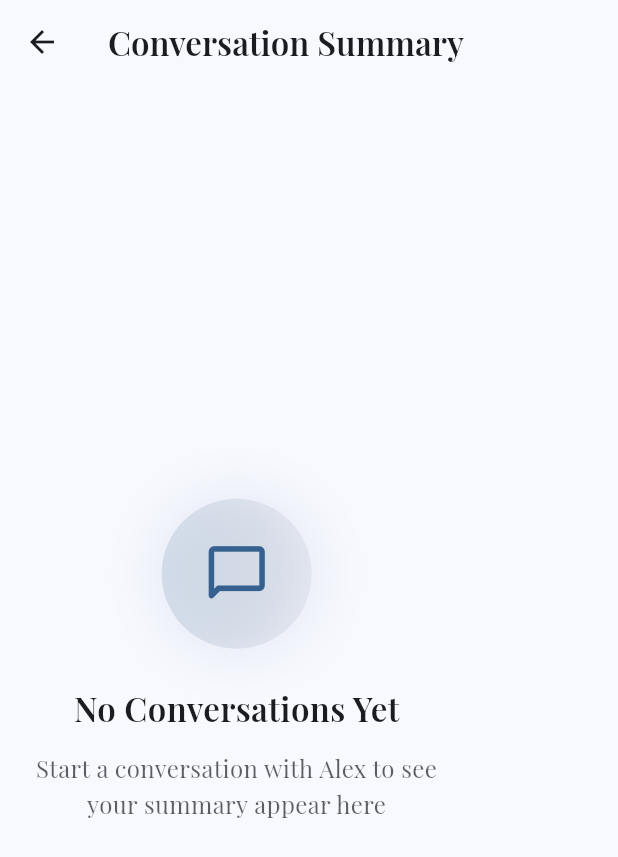
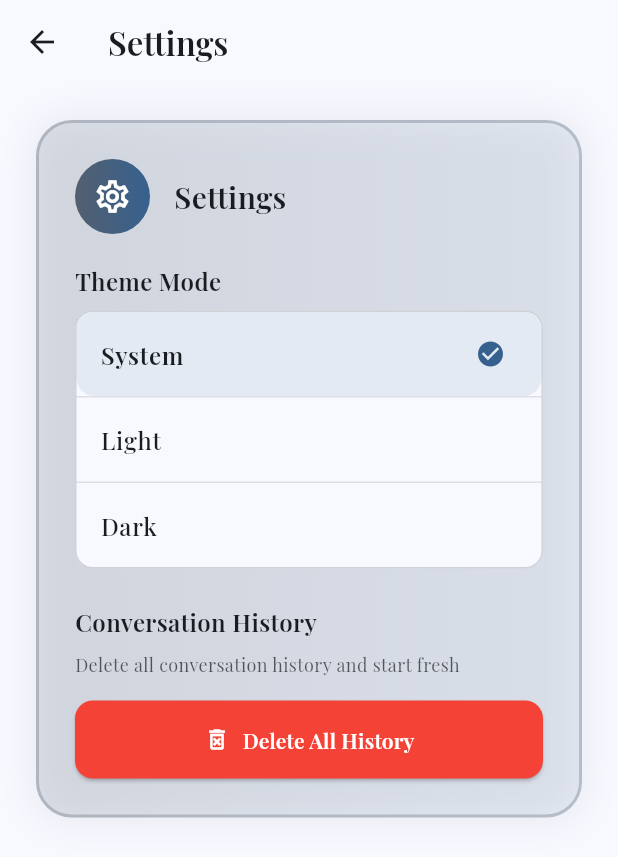
Before and after one commit to ThomasNowProductions/Alex, a Flutter app: the screen it shows after launch, after a tap on the "settings" icon, on a phone screen of 412 x 824 dp. Shown: the top 857 px of the screen. Run offline on Flutter 3.47's test engine with Material 3 defaults, Android fonts, the phone set to English and light mode, and no system bars; our stand-ins replace flutter_dotenv, flutter_markdown, google_fonts, logger, permission_handler, speech_to_text.

Commit message:
Made settings better

```diff
--- a/lib/components/chat_screen.dart
+++ b/lib/components/chat_screen.dart
@@ -6,7 +6,6 @@ import '../widgets/chat_message.dart';
 import '../services/conversation_service.dart';
 import '../services/ollama_service.dart';
 import '../services/summarization_service.dart';
-import '../services/settings_service.dart';
 import '../utils/platform_utils.dart';
 import '../utils/permission_utils.dart';
 import '../utils/speech_utils.dart';
--- a/lib/components/settings_screen.dart
+++ b/lib/components/settings_screen.dart
@@ -1,8 +1,10 @@
 import 'package:flutter/material.dart';
 import 'package:google_fonts/google_fonts.dart';
+import '../services/settings_service.dart';
 import '../services/conversation_service.dart';
+import '../utils/logger.dart';
 
-/// Settings screen for displaying conversation summaries
+/// Settings screen for app preferences and configuration
 class SettingsScreen extends StatefulWidget {
   const SettingsScreen({super.key});
 
@@ -16,7 +18,7 @@ class _SettingsScreenState extends State<SettingsScreen> {
     return Scaffold(
       appBar: AppBar(
         title: Text(
-          'Conversation Summary',
+          'Settings',
           style: GoogleFonts.playfairDisplay(
             fontSize: 22,
             fontWeight: FontWeight.w600,
@@ -33,7 +35,7 @@ class _SettingsScreenState extends State<SettingsScreen> {
             end: Alignment.bottomCenter,
             colors: [
               Theme.of(context).colorScheme.surface,
-              Theme.of(context).colorScheme.surface.withValues(alpha: 0.95),
+              Theme.of(context).colorScheme.surface.withOpacity(0.95),
             ],
           ),
         ),
@@ -43,150 +45,43 @@ class _SettingsScreenState extends State<SettingsScreen> {
   }
 
   Widget _buildContent() {
-    final conversationContext = ConversationService.context;
-    final messages = conversationContext.messages;
-
-    if (messages.isEmpty) {
-      return _buildEmptyState();
-    }
-
-    if (conversationContext.summary.isEmpty) {
-      return _buildNoSummaryState();
-    }
-
-    return SingleChildScrollView(
+    return ListView(
       padding: const EdgeInsets.all(24),
-      child: _buildStructuredSummaryCard(conversationContext.summary),
+      children: [
+        _buildSectionCard(
+          title: 'Settings',
+          icon: Icons.settings_outlined,
+          children: [
+            _buildThemeModeSetting(),
+            const SizedBox(height: 24),
+            _buildDeleteHistoryButton(),
+          ],
+        ),
+      ],
     );
   }
 
-  Widget _buildEmptyState() {
-    return Container(
-      padding: const EdgeInsets.all(24),
-      child: Column(
-        mainAxisAlignment: MainAxisAlignment.center,
-        children: [
-          Container(
-            decoration: BoxDecoration(
-              shape: BoxShape.circle,
-              gradient: LinearGradient(
-                colors: [
-                  Theme.of(context).colorScheme.primary.withValues(alpha: 0.15),
-                  Theme.of(context).colorScheme.secondary.withValues(alpha: 0.08),
-                ],
-              ),
-              boxShadow: [
-                BoxShadow(
-                  color: Theme.of(context).colorScheme.primary.withValues(alpha: 0.1),
-                  blurRadius: 30,
-                  spreadRadius: 5,
-                ),
-              ],
-            ),
-            width: 100,
-            height: 100,
-            child: Icon(
-              Icons.chat_bubble_outline_rounded,
-              size: 45,
-              color: Theme.of(context).colorScheme.primary,
-            ),
-          ),
-          const SizedBox(height: 24),
-          Text(
-            'No Conversations Yet',
-            style: GoogleFonts.playfairDisplay(
-              fontSize: 22,
-              fontWeight: FontWeight.w600,
-              color: Theme.of(context).colorScheme.onSurface,
-            ),
-          ),
-          const SizedBox(height: 12),
-          Text(
-            'Start a conversation with Alex to see\nyour summary appear here',
-            style: GoogleFonts.playfairDisplay(
-              fontSize: 16,
-              color: Theme.of(context).colorScheme.onSurface.withValues(alpha: 0.7),
-              height: 1.5,
-            ),
-            textAlign: TextAlign.center,
-          ),
-        ],
-      ),
-    );
-  }
-
-  Widget _buildNoSummaryState() {
-    return Container(
-      padding: const EdgeInsets.all(24),
-      child: Column(
-        mainAxisAlignment: MainAxisAlignment.center,
-        children: [
-          Container(
-            decoration: BoxDecoration(
-              shape: BoxShape.circle,
-              gradient: LinearGradient(
-                colors: [
-                  Theme.of(context).colorScheme.secondary.withValues(alpha: 0.15),
-                  Theme.of(context).colorScheme.tertiary.withValues(alpha: 0.08),
-                ],
-              ),
-              boxShadow: [
-                BoxShadow(
-                  color: Theme.of(context).colorScheme.secondary.withValues(alpha: 0.1),
-                  blurRadius: 25,
-                  spreadRadius: 3,
-                ),
-              ],
-            ),
-            width: 90,
-            height: 90,
-            child: Icon(
-              Icons.summarize_outlined,
-              size: 40,
-              color: Theme.of(context).colorScheme.secondary,
-            ),
-          ),
-          const SizedBox(height: 20),
-          Text(
-            'Building Summary...',
-            style: GoogleFonts.playfairDisplay(
-              fontSize: 20,
-              fontWeight: FontWeight.w600,
-              color: Theme.of(context).colorScheme.onSurface,
-            ),
-          ),
-          const SizedBox(height: 10),
-          Text(
-            'Continue your conversation and a summary\nwill be generated automatically',
-            style: GoogleFonts.playfairDisplay(
-              fontSize: 15,
-              color: Theme.of(context).colorScheme.onSurface.withValues(alpha: 0.7),
-              height: 1.5,
-            ),
-            textAlign: TextAlign.center,
-          ),
-        ],
-      ),
-    );
-  }
-
-  Widget _buildStructuredSummaryCard(String summary) {
+  Widget _buildSectionCard({
+    required String title,
+    required IconData icon,
+    required List<Widget> children,
+  }) {
     return Container(
       decoration: BoxDecoration(
         gradient: LinearGradient(
           colors: [
-            Theme.of(context).colorScheme.secondary.withValues(alpha: 0.15),
-            Theme.of(context).colorScheme.primary.withValues(alpha: 0.08),
+            Theme.of(context).colorScheme.secondary.withOpacity(0.15),
+            Theme.of(context).colorScheme.primary.withOpacity(0.08),
           ],
         ),
         borderRadius: BorderRadius.circular(24),
         border: Border.all(
-          color: Theme.of(context).colorScheme.secondary.withValues(alpha: 0.3),
+          color: Theme.of(context).colorScheme.secondary.withOpacity(0.3),
           width: 2,
         ),
         boxShadow: [
           BoxShadow(
-            color: Theme.of(context).colorScheme.secondary.withValues(alpha: 0.1),
+            color: Theme.of(context).colorScheme.secondary.withOpacity(0.1),
             blurRadius: 20,
             spreadRadius: 2,
           ),
@@ -197,7 +92,6 @@ class _SettingsScreenState extends State<SettingsScreen> {
         child: Column(
           crossAxisAlignment: CrossAxisAlignment.start,
           children: [
-            // Header section
             Row(
               children: [
                 Container(
@@ -212,246 +106,245 @@ class _SettingsScreenState extends State<SettingsScreen> {
                   ),
                   width: 50,
                   height: 50,
-                  child: const Icon(
-                    Icons.psychology_alt,
+                  child: Icon(
+                    icon,
                     color: Colors.white,
                     size: 26,
                   ),
                 ),
                 const SizedBox(width: 16),
-                Expanded(
-                  child: Column(
-                    crossAxisAlignment: CrossAxisAlignment.start,
-                    children: [
                 Text(
-                        'Conversation Summary',
+                  title,
                   style: GoogleFonts.playfairDisplay(
-                          fontSize: 24,
-                          fontWeight: FontWeight.w700,
+                    fontSize: 20,
+                    fontWeight: FontWeight.w600,
                     color: Theme.of(context).colorScheme.onSurface,
-                        ),
-                      ),
-                      Text(
-                        'Key insights from our discussion',
-                        style: GoogleFonts.playfairDisplay(
-                          fontSize: 14,
-                          color: Theme.of(context).colorScheme.onSurface.withValues(alpha: 0.7),
                   ),
                 ),
               ],
             ),
-                ),
-              ],
-            ),
-            const SizedBox(height: 24),
-
-            // Structured summary content
-            Container(
-              decoration: BoxDecoration(
-                gradient: LinearGradient(
-                  colors: [
-                    Theme.of(context).colorScheme.surface.withValues(alpha: 0.95),
-                    Theme.of(context).colorScheme.surface.withValues(alpha: 0.85),
-                  ],
-                ),
-                borderRadius: BorderRadius.circular(20),
-                border: Border.all(
-                  color: Theme.of(context).colorScheme.secondary.withValues(alpha: 0.2),
-                ),
-              ),
-              child: Padding(
-                padding: const EdgeInsets.all(20),
-                child: _buildStructuredSummary(summary),
-              ),
-            ),
+            const SizedBox(height: 20),
+            ...children,
           ],
         ),
       ),
     );
   }
 
-  Widget _buildStructuredSummary(String summary) {
-    List<SummarySection> sections = _parseSummaryIntoSections(summary);
-
-    if (sections.isEmpty) {
-      return _buildPlainTextSummary(summary);
-    }
-
+  Widget _buildThemeModeSetting() {
     return Column(
       crossAxisAlignment: CrossAxisAlignment.start,
-      children: sections.expand((section) => [
-        _buildSummarySection(section),
-        if (section != sections.last) const SizedBox(height: 16),
-      ]).toList(),
+      children: [
+        Text(
+          'Theme Mode',
+          style: GoogleFonts.playfairDisplay(
+            fontSize: 16,
+            fontWeight: FontWeight.w600,
+            color: Theme.of(context).colorScheme.onSurface,
+          ),
+        ),
+        const SizedBox(height: 8),
+        Container(
+          decoration: BoxDecoration(
+            color: Theme.of(context).colorScheme.surface,
+            borderRadius: BorderRadius.circular(12),
+            border: Border.all(
+              color: Theme.of(context).colorScheme.outline.withOpacity(0.3),
+            ),
+          ),
+          child: Column(
+            children: [
+              _buildRadioOption(
+                title: 'System',
+                value: 'system',
+                groupValue: SettingsService.themeMode,
+                onChanged: (value) => _updateSetting('themeMode', value!),
+              ),
+              Divider(
+                height: 1,
+                color: Theme.of(context).colorScheme.outline.withOpacity(0.2),
+              ),
+              _buildRadioOption(
+                title: 'Light',
+                value: 'light',
+                groupValue: SettingsService.themeMode,
+                onChanged: (value) => _updateSetting('themeMode', value!),
+              ),
+              Divider(
+                height: 1,
+                color: Theme.of(context).colorScheme.outline.withOpacity(0.2),
+              ),
+              _buildRadioOption(
+                title: 'Dark',
+                value: 'dark',
+                groupValue: SettingsService.themeMode,
+                onChanged: (value) => _updateSetting('themeMode', value!),
+              ),
+            ],
+          ),
+        ),
+      ],
     );
   }
 
-  List<SummarySection> _parseSummaryIntoSections(String summary) {
-    List<SummarySection> sections = [];
 
-    // Common patterns for section headers
-    List<String> headerPatterns = [
-      r'^Key Points?:',
-      r'^Main Topics?:',
-      r'^Summary:',
-      r'^Discussion:',
-      r'^Insights?:',
-      r'^Overview:',
-      r'^Highlights?:',
-      r'^Important:',
-      r'^Topics?:',
-      r'^Themes?:',
-      r'^Conclusions?:',
-      r'^Takeaways?:',
-    ];
-
-    List<String> lines = summary.split('\n').where((line) => line.trim().isNotEmpty).toList();
-
-    SummarySection? currentSection;
-    List<String> currentContent = [];
-
-    for (String line in lines) {
-      String trimmedLine = line.trim();
-      if (trimmedLine.isEmpty) continue;
-
-      // Check if line matches header pattern
-      bool isHeader = headerPatterns.any((pattern) =>
-          RegExp(pattern, caseSensitive: false).hasMatch(trimmedLine));
-
-      if (isHeader && currentContent.isNotEmpty) {
-        // Save previous section
-        if (currentSection != null) {
-          currentSection.content = currentContent.join('\n').trim();
-          sections.add(currentSection);
-        }
-
-        // Start new section
-        currentSection = SummarySection(
-          title: trimmedLine,
-          content: '',
-          type: SummarySectionType.header,
-        );
-        currentContent = [];
-      } else if (isHeader) {
-        // First section
-        currentSection = SummarySection(
-          title: trimmedLine,
-          content: '',
-          type: SummarySectionType.header,
-        );
-        currentContent = [];
-      } else if (currentSection != null) {
-        // Add to current section content
-        currentContent.add(trimmedLine);
-      } else {
-        // No section yet, treat as general content
-        currentContent.add(trimmedLine);
-      }
-    }
-
-    // Add final section
-    if (currentSection != null) {
-      currentSection.content = currentContent.join('\n').trim();
-      sections.add(currentSection);
-    } else if (currentContent.isNotEmpty) {
-      // No headers found, treat as general summary
-      sections.add(SummarySection(
-        title: 'Summary',
-        content: currentContent.join('\n').trim(),
-        type: SummarySectionType.general,
-      ));
-    }
-
-    return sections;
-  }
-
-  Widget _buildSummarySection(SummarySection section) {
-    switch (section.type) {
-      case SummarySectionType.header:
+  Widget _buildDeleteHistoryButton() {
     return Column(
       crossAxisAlignment: CrossAxisAlignment.start,
       children: [
-            Row(
-              children: [
-                Container(
-                  width: 4,
-                  height: 20,
-                  decoration: BoxDecoration(
-                    gradient: LinearGradient(
-                      colors: [
-                        Theme.of(context).colorScheme.secondary,
-                        Theme.of(context).colorScheme.primary,
-                      ],
-                    ),
-                    borderRadius: BorderRadius.circular(2),
+        Text(
+          'Conversation History',
+          style: GoogleFonts.playfairDisplay(
+            fontSize: 16,
+            fontWeight: FontWeight.w600,
+            color: Theme.of(context).colorScheme.onSurface,
           ),
         ),
-                const SizedBox(width: 12),
-                Expanded(
-                  child: Text(
-                    section.title,
+        const SizedBox(height: 8),
+        Text(
+          'Delete all conversation history and start fresh',
           style: GoogleFonts.playfairDisplay(
-                      fontSize: 18,
+            fontSize: 12,
+            color: Theme.of(context).colorScheme.onSurface.withOpacity(0.7),
+          ),
+        ),
+        const SizedBox(height: 16),
+        SizedBox(
+          width: double.infinity,
+          child: ElevatedButton.icon(
+            onPressed: _showDeleteConfirmationDialog,
+            icon: const Icon(Icons.delete_forever_outlined),
+            label: Text(
+              'Delete All History',
+              style: GoogleFonts.playfairDisplay(
                 fontWeight: FontWeight.w600,
-                      color: Theme.of(context).colorScheme.primary,
+              ),
+            ),
+            style: ElevatedButton.styleFrom(
+              backgroundColor: Colors.red,
+              foregroundColor: Colors.white,
+              padding: const EdgeInsets.symmetric(vertical: 16),
+              shape: RoundedRectangleBorder(
+                borderRadius: BorderRadius.circular(12),
+              ),
             ),
           ),
         ),
       ],
+    );
+  }
+
+  Widget _buildRadioOption({
+    required String title,
+    required String value,
+    required String groupValue,
+    required Function(String?) onChanged,
+  }) {
+    final isSelected = value == groupValue;
+    return Container(
+      decoration: BoxDecoration(
+        color: isSelected
+            ? Theme.of(context).colorScheme.primary.withOpacity(0.1)
+            : null,
+        borderRadius: BorderRadius.circular(12),
       ),
-            const SizedBox(height: 8),
-            Text(
-              section.content,
+      child: ListTile(
+        title: Text(
+          title,
           style: GoogleFonts.playfairDisplay(
-                fontSize: 15,
+            fontWeight: isSelected ? FontWeight.w600 : FontWeight.w500,
             color: Theme.of(context).colorScheme.onSurface,
-                height: 1.6,
-                fontWeight: FontWeight.w500,
+          ),
+        ),
+        trailing: isSelected
+            ? Icon(
+                Icons.check_circle,
+                color: Theme.of(context).colorScheme.primary,
+                size: 20,
+              )
+            : null,
+        onTap: () => onChanged(value),
+      ),
+    );
+  }
+
+  void _updateSetting(String key, dynamic value) {
+    setState(() {
+      SettingsService.setSetting(key, value);
+      SettingsService.saveSettings();
+    });
+  }
+
+  void _showDeleteConfirmationDialog() {
+    showDialog(
+      context: context,
+      builder: (BuildContext context) {
+        return AlertDialog(
+          title: Text(
+            'Delete All History?',
+            style: GoogleFonts.playfairDisplay(
+              fontWeight: FontWeight.w600,
+            ),
+          ),
+          content: Text(
+            'This action cannot be undone. All conversation history will be permanently deleted.',
+            style: GoogleFonts.playfairDisplay(),
+          ),
+          actions: [
+            TextButton(
+              onPressed: () => Navigator.of(context).pop(),
+              child: Text(
+                'Cancel',
+                style: GoogleFonts.playfairDisplay(),
+              ),
+            ),
+            ElevatedButton(
+              onPressed: () {
+                Navigator.of(context).pop();
+                _deleteAllHistory();
+              },
+              style: ElevatedButton.styleFrom(
+                backgroundColor: Colors.red,
+                foregroundColor: Colors.white,
+              ),
+              child: Text(
+                'Delete',
+                style: GoogleFonts.playfairDisplay(),
               ),
             ),
           ],
         );
+      },
+    );
+  }
 
-      case SummarySectionType.general:
-        return Text(
-          section.content,
-          style: GoogleFonts.playfairDisplay(
-            fontSize: 15,
-            color: Theme.of(context).colorScheme.onSurface,
-            height: 1.6,
-            fontWeight: FontWeight.w500,
+  void _deleteAllHistory() async {
+    try {
+      await SettingsService.clearAllHistory();
+      if (mounted) {
+        ScaffoldMessenger.of(context).showSnackBar(
+          SnackBar(
+            content: Text(
+              'All conversation history has been deleted',
+              style: GoogleFonts.playfairDisplay(),
+            ),
+            backgroundColor: Colors.green,
+          ),
+        );
+      }
+    } catch (e) {
+      AppLogger.e('Error deleting history', e);
+      if (mounted) {
+        ScaffoldMessenger.of(context).showSnackBar(
+          SnackBar(
+            content: Text(
+              'Failed to delete history. Please try again.',
+              style: GoogleFonts.playfairDisplay(),
+            ),
+            backgroundColor: Colors.red,
           ),
         );
       }
     }
-
-  Widget _buildPlainTextSummary(String summary) {
-    return Text(
-      summary,
-      style: GoogleFonts.playfairDisplay(
-        fontSize: 15,
-        color: Theme.of(context).colorScheme.onSurface,
-        height: 1.6,
-        fontWeight: FontWeight.w500,
-      ),
-    );
   }
 }
-
-/// Model for summary sections
-class SummarySection {
-  final String title;
-  late String content;
-  final SummarySectionType type;
-
-  SummarySection({
-    required this.title,
-    required this.content,
-    required this.type,
-  });
-}
-
-enum SummarySectionType {
-  header,
-  general,
-}
--- a/lib/main.dart
+++ b/lib/main.dart
@@ -1,7 +1,6 @@
 import 'package:flutter/material.dart';
 import 'package:flutter_dotenv/flutter_dotenv.dart';
 import 'components/chat_screen.dart';
-import 'components/settings_screen.dart';
 import 'constants/app_theme.dart';
 import 'constants/app_constants.dart';
 import 'services/settings_service.dart';
@@ -14,8 +13,21 @@ void main() async {
   runApp(const FraintedApp());
 }
 
-class FraintedApp extends StatelessWidget {
+class FraintedApp extends StatefulWidget {
   const FraintedApp({super.key});
+
+  @override
+  State<FraintedApp> createState() => _FraintedAppState();
+}
+
+class _FraintedAppState extends State<FraintedApp> {
+  late Stream<String> _themeStream;
+
+  @override
+  void initState() {
+    super.initState();
+    _themeStream = SettingsService.themeChangeStream;
+  }
 
   ThemeMode _getThemeMode() {
     final themeMode = SettingsService.themeMode;
@@ -32,6 +44,9 @@ class FraintedApp extends StatelessWidget {
 
   @override
   Widget build(BuildContext context) {
+    return StreamBuilder<String>(
+      stream: _themeStream,
+      builder: (context, snapshot) {
         return MaterialApp(
           title: AppConstants.appTitle,
           debugShowCheckedModeBanner: false,
@@ -40,5 +55,7 @@ class FraintedApp extends StatelessWidget {
           themeMode: _getThemeMode(),
           home: const ChatScreen(),
         );
+      },
+    );
   }
 }
--- a/lib/services/settings_service.dart
+++ b/lib/services/settings_service.dart
@@ -1,7 +1,10 @@
 import 'dart:convert';
 import 'dart:io';
+import 'dart:async';
 import 'package:path_provider/path_provider.dart';
+import 'package:flutter/material.dart';
 import '../utils/logger.dart';
+import 'conversation_service.dart';
 
 /// Service for managing user settings and preferences
 class SettingsService {
@@ -13,6 +16,10 @@ class SettingsService {
   };
 
   static Map<String, dynamic> _settings = Map.from(_defaultSettings);
+
+  // Stream controller for theme changes
+  static final StreamController<String> _themeController = StreamController<String>.broadcast();
+  static Stream<String> get themeChangeStream => _themeController.stream;
 
   static Future<String> get _localPath async {
     final directory = await getApplicationDocumentsDirectory();
@@ -68,6 +75,11 @@ class SettingsService {
   static void setSetting(String key, dynamic value) {
     _settings[key] = value;
     AppLogger.d('Setting updated: $key = $value');
+
+    // Notify listeners if theme mode changed
+    if (key == 'themeMode') {
+      _themeController.add(value);
+    }
   }
 
   /// Reset settings to default
@@ -78,4 +90,10 @@ class SettingsService {
 
   // Convenience getter for theme setting
   static String get themeMode => getSetting('themeMode', 'system');
+
+  /// Clear all conversation history
+  static Future<void> clearAllHistory() async {
+    AppLogger.i('Clearing all conversation history');
+    await ConversationService.clearAllHistory();
+  }
 }
```
Also changed, not shown: lib/services/conversation_service.dart (+21 -0 lines). Lines whose indentation alone changed are shown as unchanged.
